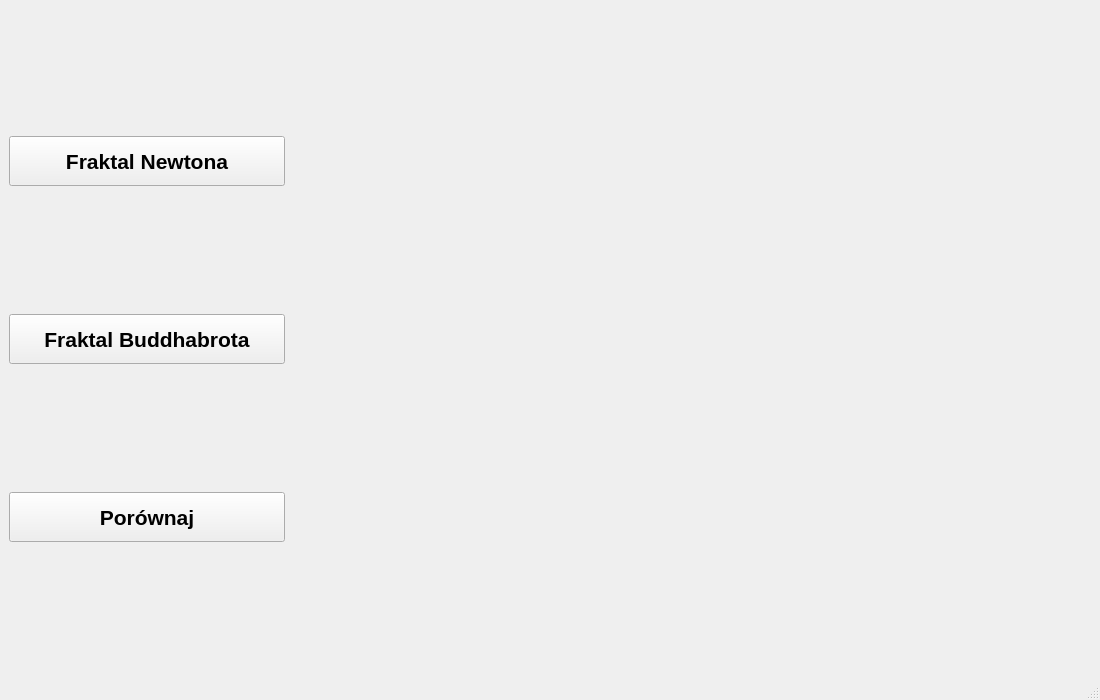
Old version of the form src/MainWindow.ui in the repository Kosmit147/Fractals.
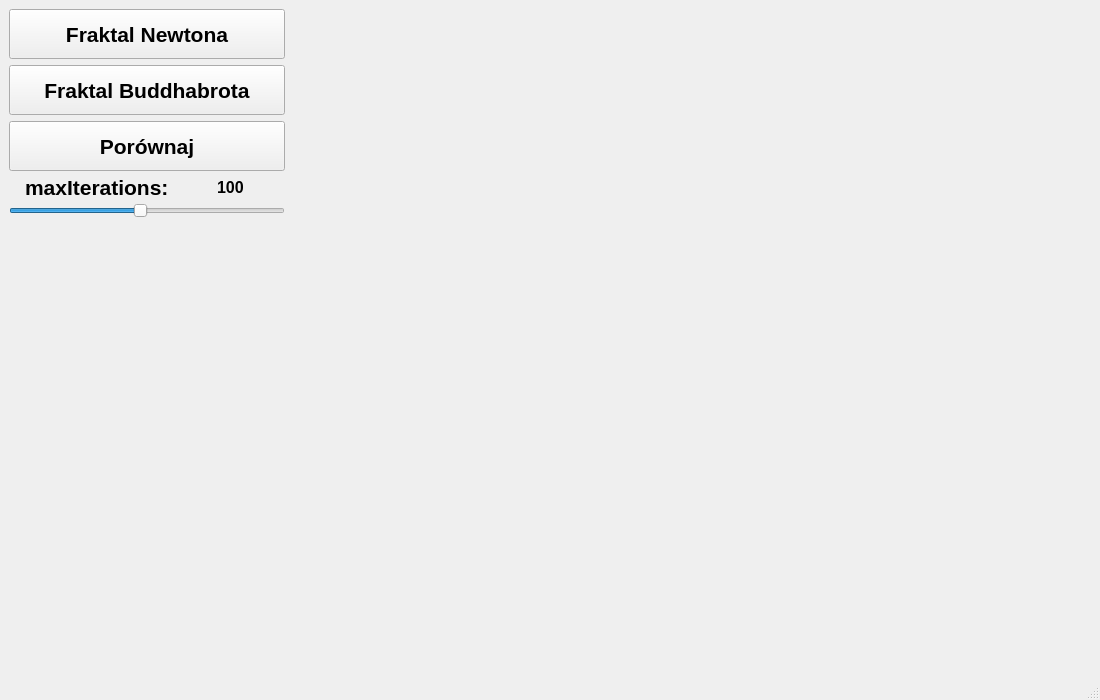
New version of the form.

Commit message: added iterations parameter

```diff
--- a/src/MainWindow.ui
+++ b/src/MainWindow.ui
@@ -14,12 +14,11 @@
    <string>MainWindow</string>
   </property>
   <widget class="QWidget" name="centralwidget">
-   <layout class="QHBoxLayout" name="horizontalLayout">
+   <layout class="QHBoxLayout" name="horizontalLayout_2">
     <item>
-     <layout class="QVBoxLayout" name="verticalLayout_2">
-      <property name="spacing">
-       <number>1</number>
-      </property>
+     <layout class="QVBoxLayout" name="verticalLayout_3">
+      <item>
+       <layout class="QVBoxLayout" name="verticalLayout">
       <item>
        <widget class="QPushButton" name="pushNewtonBtn">
         <property name="minimumSize">
@@ -79,6 +78,85 @@
          <string>Porównaj</string>
         </property>
        </widget>
+        </item>
+       </layout>
+      </item>
+      <item>
+       <layout class="QVBoxLayout" name="verticalLayout_2">
+        <item>
+         <layout class="QHBoxLayout" name="horizontalLayout">
+          <item>
+           <widget class="QLabel" name="iterationsLabel">
+            <property name="maximumSize">
+             <size>
+              <width>170</width>
+              <height>20</height>
+             </size>
+            </property>
+            <property name="font">
+             <font>
+              <pointsize>16</pointsize>
+              <weight>75</weight>
+              <bold>true</bold>
+             </font>
+            </property>
+            <property name="text">
+             <string>maxIterations:</string>
+            </property>
+           </widget>
+          </item>
+          <item>
+           <widget class="QLabel" name="iterationsCountlabel">
+            <property name="maximumSize">
+             <size>
+              <width>50</width>
+              <height>20</height>
+             </size>
+            </property>
+            <property name="font">
+             <font>
+              <pointsize>12</pointsize>
+              <weight>75</weight>
+              <bold>true</bold>
+             </font>
+            </property>
+            <property name="text">
+             <string>100</string>
+            </property>
+           </widget>
+          </item>
+         </layout>
+        </item>
+        <item>
+         <widget class="QSlider" name="iterationsSlider">
+          <property name="minimum">
+           <number>100</number>
+          </property>
+          <property name="maximum">
+           <number>2000</number>
+          </property>
+          <property name="value">
+           <number>1000</number>
+          </property>
+          <property name="orientation">
+           <enum>Qt::Horizontal</enum>
+          </property>
+         </widget>
+        </item>
+        <item>
+         <spacer name="verticalSpacer">
+          <property name="orientation">
+           <enum>Qt::Vertical</enum>
+          </property>
+          <property name="sizeHint" stdset="0">
+           <size>
+            <width>20</width>
+            <height>40</height>
+           </size>
+          </property>
+         </spacer>
+        </item>
+       </layout>
       </item>
      </layout>
     </item>
```
Lines whose indentation alone changed are shown as unchanged. The commit also changes 2 other files.
